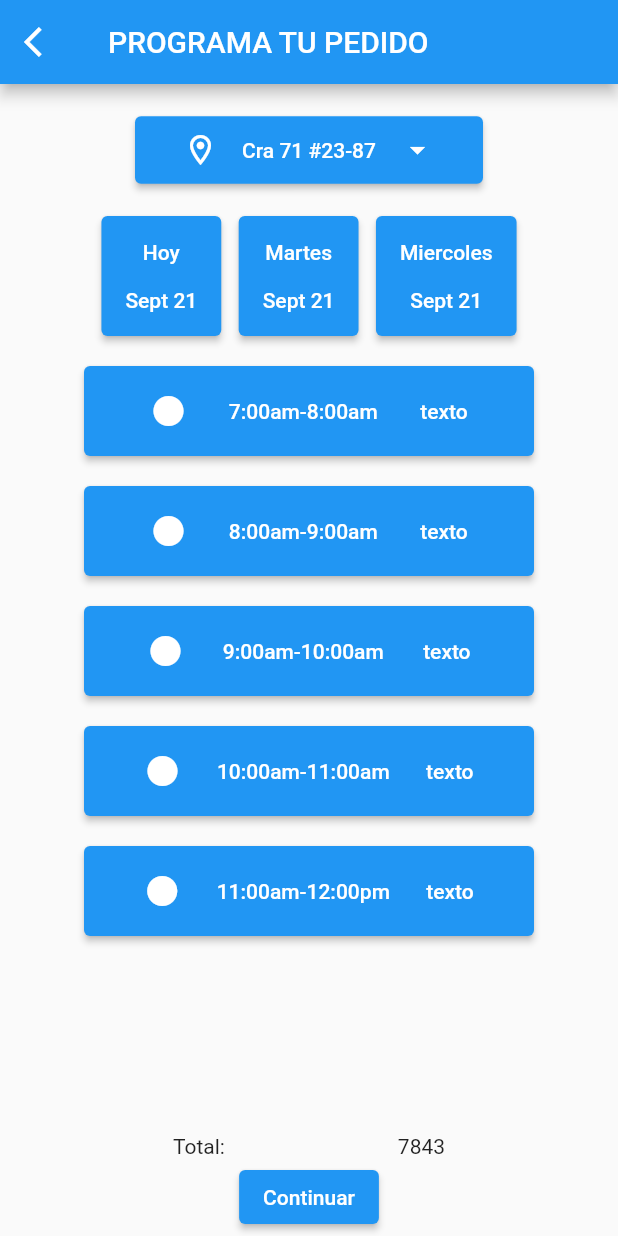
After one commit to angulojd/ui_basica_flutter, a Flutter app: the DeliverySchedulePage screen opened directly, on a phone screen of 412 x 824 dp. The commit adds this screen. Run offline on Flutter 3.47's test engine with Material 2 defaults, Android fonts, the phone set to English and light mode, and no system bars; our stand-ins replace get.

Commit message:
programarpedido

```diff
--- /dev/null
+++ b/lib/ui/pages/content/Cliente/programa_pedido.dart
@@ -0,0 +1,185 @@
+import 'package:flutter/material.dart';
+
+class DeliverySchedulePage extends StatefulWidget {
+  const DeliverySchedulePage({super.key});
+
+  @override
+  State<DeliverySchedulePage> createState() => _DeliverySchedulePageState();
+}
+
+class _DeliverySchedulePageState extends State<DeliverySchedulePage> {
+  @override
+  Widget build(BuildContext context) {
+    return Scaffold(
+      appBar: AppBar(
+        title: const Text("PROGRAMA TU PEDIDO"),
+        automaticallyImplyLeading: false,
+        leading: IconButton(
+            onPressed: () {
+              Navigator.of(context).pop();
+            },
+            icon: const Icon(Icons.arrow_back_ios)),
+      ),
+      body: SingleChildScrollView(
+        child: Center(
+          child: Column(
+            children: [
+              const SizedBox(height: 20),
+              ElevatedButton(
+                onPressed: () {
+                  debugPrint("hola1");
+                },
+                child: SizedBox(
+                  width: 200,
+                  height: 45,
+                  child: Row(
+                    mainAxisAlignment: MainAxisAlignment.spaceEvenly,
+                    children: const [
+                      Icon(Icons.location_on_outlined),
+                      Text("Cra 71 #23-87"),
+                      Icon(Icons.arrow_drop_down)
+                    ],
+                  ),
+                ),
+              ),
+              const SizedBox(height: 20),
+              SizedBox(
+                height: 80,
+                width: 300,
+                child: Row(
+                  mainAxisAlignment: MainAxisAlignment.spaceEvenly,
+                  children: [
+                    ElevatedButton(
+                      onPressed: () {
+                        debugPrint("hola2");
+                      },
+                      child: Column(
+                        mainAxisAlignment: MainAxisAlignment.spaceEvenly,
+                        children: const [
+                          Text("Hoy"),
+                          Text("Sept 21"),
+                        ],
+                      ),
+                    ),
+                    ElevatedButton(
+                      onPressed: () {
+                        debugPrint("hola2");
+                      },
+                      child: Column(
+                        mainAxisAlignment: MainAxisAlignment.spaceEvenly,
+                        children: const [
+                          Text("Martes"),
+                          Text("Sept 21"),
+                        ],
+                      ),
+                    ),
+                    ElevatedButton(
+                      onPressed: () {
+                        debugPrint("hola2");
+                      },
+                      child: Column(
+                        mainAxisAlignment: MainAxisAlignment.spaceEvenly,
+                        children: const [
+                          Text("Miercoles"),
+                          Text("Sept 21"),
+                        ],
+                      ),
+                    )
+                  ],
+                ),
+              ),
+              const SizedBox(height: 20),
+              SizedBox(
+                height: 60,
+                width: 300,
+                child: ElevatedButton(onPressed: () {}, child: Row(
+                  mainAxisAlignment: MainAxisAlignment.spaceEvenly,
+                  children: const[
+                    Icon(Icons.circle),
+                    Text("7:00am-8:00am"),
+                    Text("texto")
+                  ],
+                )),
+              ),
+              const SizedBox(height: 20),
+              SizedBox(
+                height: 60,
+                width: 300,
+                child: ElevatedButton(onPressed: () {}, child: Row(
+                  mainAxisAlignment: MainAxisAlignment.spaceEvenly,
+                  children: const[
+                    Icon(Icons.circle),
+                    Text("8:00am-9:00am"),
+                    Text("texto")
+                  ],
+                )),
+              ),
+              const SizedBox(height: 20),
+              SizedBox(
+                height: 60,
+                width: 300,
+                child: ElevatedButton(onPressed: () {}, child: Row(
+                  mainAxisAlignment: MainAxisAlignment.spaceEvenly,
+                  children: const[
+                    Icon(Icons.circle),
+                    Text("9:00am-10:00am"),
+                    Text("texto")
+                  ],
+                )),
+              ),
+              const SizedBox(height: 20),
+              SizedBox(
+                height: 60,
+                width: 300,
+                child: ElevatedButton(onPressed: () {}, child: Row(
+                  mainAxisAlignment: MainAxisAlignment.spaceEvenly,
+                  children: const[
+                    Icon(Icons.circle),
+                    Text("10:00am-11:00am"),
+                    Text("texto")
+                  ],
+                )),
+              ),
+
+              const SizedBox(height: 20),
+              SizedBox(
+                height: 60,
+                width: 300,
+                child: ElevatedButton(onPressed: () {}, child: Row(
+                  mainAxisAlignment: MainAxisAlignment.spaceEvenly,
+                  children: const[
+                    Icon(Icons.circle),
+                    Text("11:00am-12:00pm"),
+                    Text("texto")
+                  ],
+                )),
+              ),
+            ],
+          ),
+        ),
+      ),
+      bottomNavigationBar: SizedBox(
+        height: 70,
+        width: 350,
+        child: Column(
+          mainAxisAlignment: MainAxisAlignment.spaceEvenly,
+          children: [
+            Row(
+              mainAxisAlignment: MainAxisAlignment.spaceEvenly,
+              children: const [
+                Text("Total:"),
+                Text("7843"),
+              ],
+            ),
+            ElevatedButton(
+              onPressed: () {
+
+              },
+              child: const Text("Continuar"),
+            ),
+          ],
+        ),
+      ),
+    );
+  }
+}
--- a/lib/ui/pages/content/Cliente/shopping_cart.dart
+++ b/lib/ui/pages/content/Cliente/shopping_cart.dart
@@ -1,3 +1,4 @@
+import 'package:f_testing_template/ui/pages/content/Cliente/programa_pedido.dart';
 import 'package:flutter/material.dart';
 
 class ShoppingCartPage extends StatefulWidget {
@@ -125,7 +126,7 @@ class _ShoppingCartPageState extends State<ShoppingCartPage> {
                                 debugPrint("debugdebug");
                               },
                               child: const Icon(
-                                Icons.wind_power_outlined,
+                                Icons.wind_power_sharp,
                                 size: 50,
                               )),
                         ),
@@ -181,10 +182,21 @@ class _ShoppingCartPageState extends State<ShoppingCartPage> {
                     title: const Text("Desea programar su pedido?"),
                     actions: [
                       TextButton(
-                        onPressed: ()=>Navigator.pop(context),
+                        onPressed: () => Navigator.pop(context),
                         child: const Text("Aun no..."),
                       ),
-                      TextButton(onPressed: ()=>Navigator.pop(context), child: const Text("Programalo!"))
+                      TextButton(
+                        onPressed: () {
+                          Navigator.of(context).push(
+                            MaterialPageRoute(
+                              builder: (BuildContext context) {
+                                return const DeliverySchedulePage();
+                              },
+                            ),
+                          );
+                        },
+                        child: const Text("Programalo!"),
+                      )
                     ],
                   ),
                 );
```
